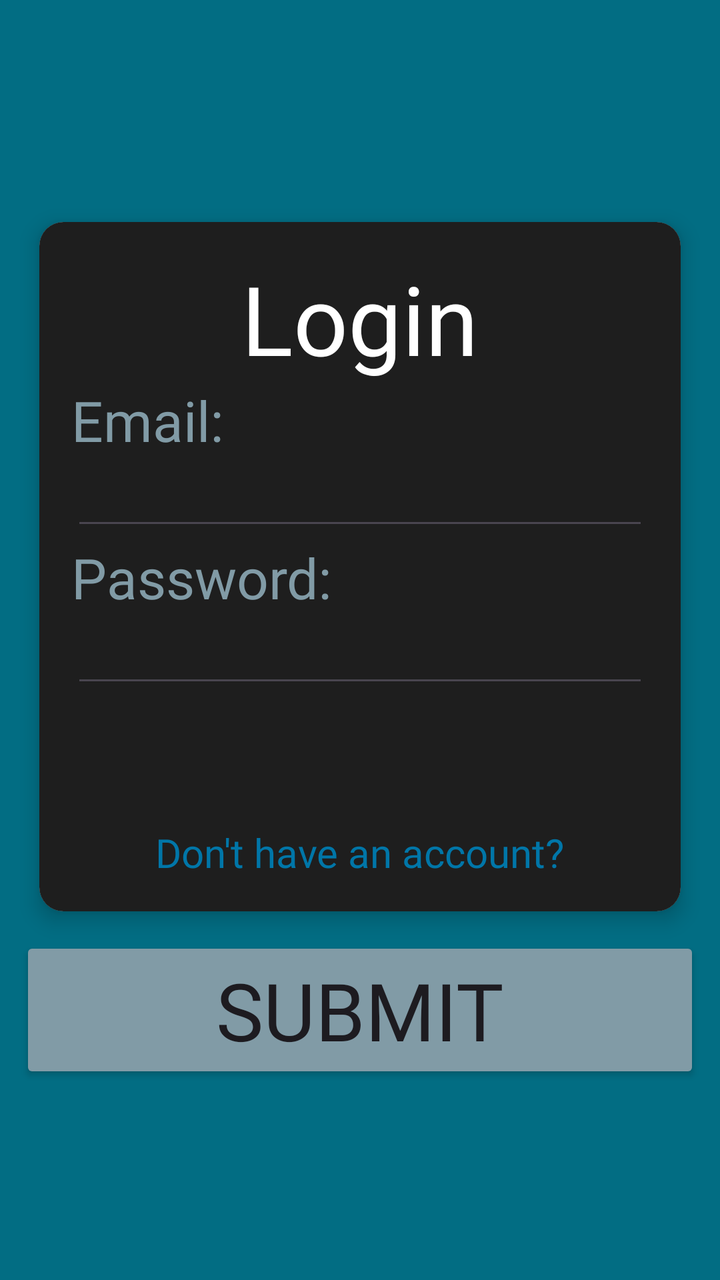
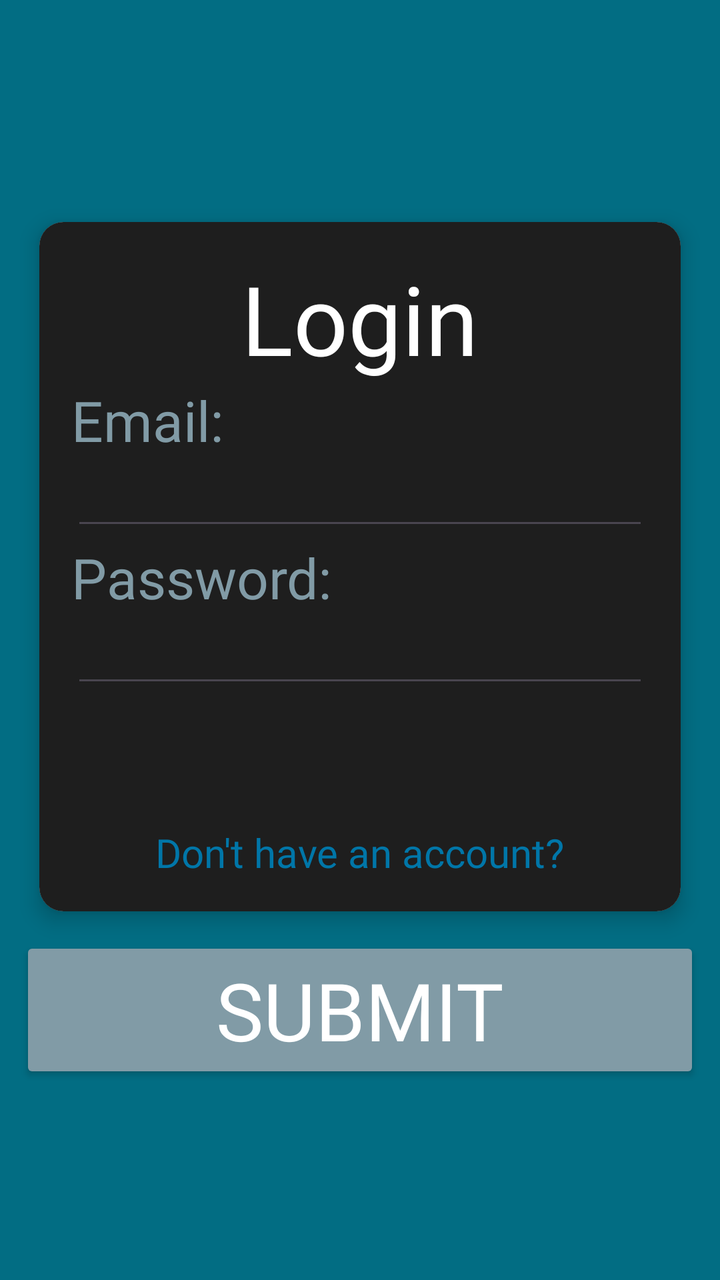

Two renders of the same Android screen: before a commit and after it. Below are the layout's source before the change and the commit's diff.
<!-- AndroidManifest.xml: application theme Theme.AttendLY -->
<!-- res/layout/login_activity.xml -->
<?xml version="1.0" encoding="utf-8"?>
<LinearLayout xmlns:android="http://schemas.android.com/apk/res/android"
    xmlns:app="http://schemas.android.com/apk/res-auto"
    android:layout_width="match_parent"
    android:layout_height="match_parent"
    android:background="#026D83"
    android:orientation="vertical"
    android:padding="10dp"
    android:gravity="center">

    <androidx.cardview.widget.CardView
        android:layout_width="match_parent"
        android:layout_height="wrap_content"
        app:cardCornerRadius="12dp"
        app:cardElevation="6dp"
        app:cardUseCompatPadding="true">

        <LinearLayout
            android:layout_width="match_parent"
            android:layout_height="match_parent"
            android:background="#1E1E1E"
            android:orientation="vertical"
            android:padding="16dp">

            <TextView
                android:layout_width="wrap_content"
                android:layout_height="match_parent"
                android:layout_gravity="center"
                android:fontFamily="@font/jersey10"
                android:text="Login"
                android:textSize="48dp"
                android:textColor="#FFFFFF">

            </TextView>

            <TextView
                android:layout_width="wrap_content"
                android:layout_height="match_parent"
                android:fontFamily="@font/jersey10"
                android:text="Email:"
                android:textSize="28dp"
                android:textColor="#819BA6">

            </TextView>

            <EditText
                android:layout_width="match_parent"
                android:layout_height="wrap_content"
                android:textColor="#FFFFF"></EditText>

            <TextView
                android:layout_width="wrap_content"
                android:layout_height="match_parent"
                android:fontFamily="@font/jersey10"
                android:text="Password:"
                android:textSize="28dp"
                android:textColor="#819BA6">
            </TextView>

            <EditText
                android:layout_width="match_parent"
                android:layout_height="wrap_content"
                android:textColor="#FFFFF"></EditText>

            <TextView
                android:layout_width="wrap_content"
                android:layout_height="wrap_content"
                android:text="Don't have an account?"
                android:fontFamily="@font/jersey10"
                android:layout_gravity="center"
                android:textSize="20sp"
                android:layout_marginTop="64dp"
                android:textColor="#0076A8"
                android:focusable="true"
                android:clickable="true"
                />
        </LinearLayout>
    </androidx.cardview.widget.CardView>

    <Button
        android:layout_width="match_parent"
        android:layout_height="wrap_content"
        android:fontFamily="@font/jersey10"
        android:text="Submit"
        android:textSize="40sp"
        android:backgroundTint="#819BA6"/>
</LinearLayout>
<!-- resources referenced by this layout -->
<resources>
  <style name="Theme.AttendLY" parent="Base.Theme.AttendLY" />
  <style name="Base.Theme.AttendLY" parent="Theme.Material3.DayNight.NoActionBar">
          
          
      </style>
</resources>

<!-- the commit's change to res/layout/login_activity.xml (unified diff, before → after) -->
@@ -46,7 +46,8 @@
             <EditText
                 android:layout_width="match_parent"
                 android:layout_height="wrap_content"
-                android:textColor="#FFFFF"></EditText>
+                android:textColor="#FFFFFF"
+                android:fontFamily="@font/jersey10"></EditText>
 
             <TextView
                 android:layout_width="wrap_content"
@@ -60,9 +61,12 @@
             <EditText
                 android:layout_width="match_parent"
                 android:layout_height="wrap_content"
-                android:textColor="#FFFFF"></EditText>
+                android:textColor="#FFFFFF"
+                android:fontFamily="@font/jersey10"
+                android:inputType="textPassword"></EditText>
 
             <TextView
+                android:id="@+id/tvNoAccount"
                 android:layout_width="wrap_content"
                 android:layout_height="wrap_content"
                 android:text="Don't have an account?"
@@ -83,5 +87,7 @@
         android:fontFamily="@font/jersey10"
         android:text="Submit"
         android:textSize="40sp"
+        android:textColor="#FFFFFF"
         android:backgroundTint="#819BA6"/>
+
 </LinearLayout>
